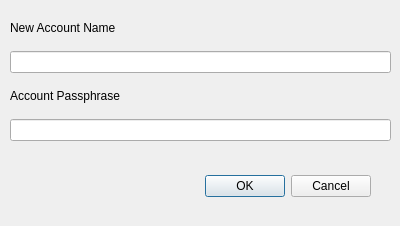
Old version of the form NewAccountDialog.ui in the repository MohamedElfeky/PippipMessaging-qt.
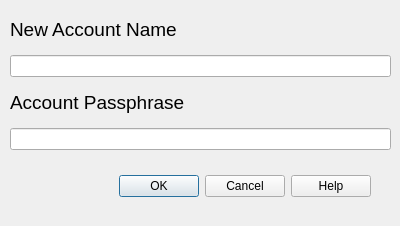
New version of the form. Icons and pictures are not drawn.

What changed in the file:
```diff
--- a/NewAccountDialog.ui
+++ b/NewAccountDialog.ui
@@ -30,7 +30,7 @@
     <enum>Qt::Horizontal</enum>
    </property>
    <property name="standardButtons">
-    <set>QDialogButtonBox::Cancel|QDialogButtonBox::Ok</set>
+    <set>QDialogButtonBox::Cancel|QDialogButtonBox::Help|QDialogButtonBox::Ok</set>
    </property>
   </widget>
   <widget class="QWidget" name="verticalLayoutWidget">
@@ -39,14 +39,14 @@
      <x>10</x>
      <y>10</y>
      <width>381</width>
-     <height>131</height>
+     <height>140</height>
     </rect>
    </property>
    <layout class="QVBoxLayout" name="verticalLayout">
     <item>
      <widget class="QLabel" name="AccountNameLabel">
       <property name="text">
-       <string>New Account Name</string>
+       <string>&lt;html&gt;&lt;head/&gt;&lt;body&gt;&lt;p&gt;&lt;span style=&quot; font-size:14pt;&quot;&gt;New Account Name&lt;/span&gt;&lt;/p&gt;&lt;/body&gt;&lt;/html&gt;</string>
       </property>
      </widget>
     </item>
@@ -56,7 +56,7 @@
     <item>
      <widget class="QLabel" name="PassphraseLabel">
       <property name="text">
-       <string>Account Passphrase</string>
+       <string>&lt;html&gt;&lt;head/&gt;&lt;body&gt;&lt;p&gt;&lt;span style=&quot; font-size:14pt;&quot;&gt;Account Passphrase&lt;/span&gt;&lt;/p&gt;&lt;/body&gt;&lt;/html&gt;</string>
       </property>
      </widget>
     </item>
```
Left out of the diff: 14 changed lines with no effect on the pictures.
